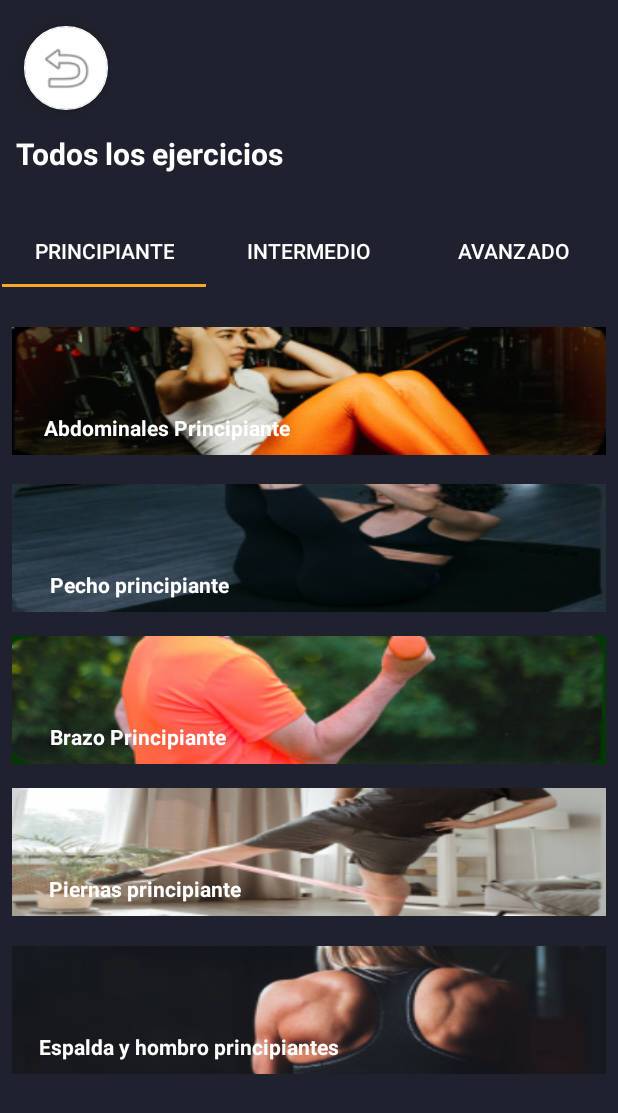
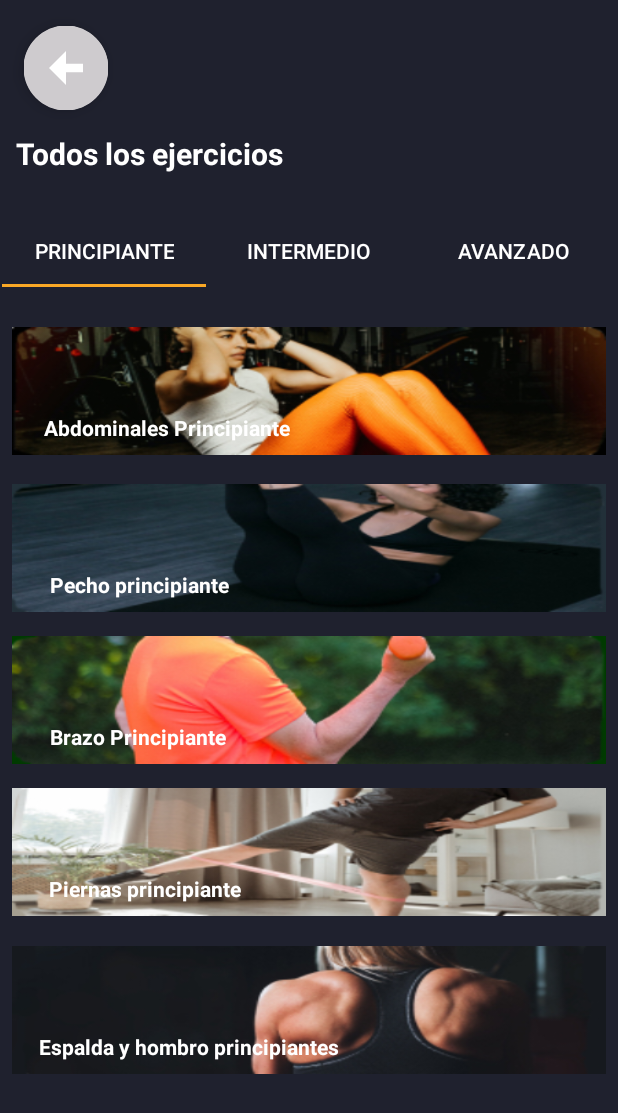
Before and after one commit to ZafkielEdt/ISPC-Mobile, an Android app: the ExerciseList screen opened directly, with no data from a screen before it, on a phone screen of 412 x 824 dp. Shown: the top 1113 px of the screen. Run offline under Robolectric (Android 15) with nearby library versions, the phone set to English and light mode, and no system bars.

Commit message:
Update: Change arrow icon

```diff
--- a/app/src/main/res/layout/activity_exercise_list.xml
+++ b/app/src/main/res/layout/activity_exercise_list.xml
@@ -13,7 +13,7 @@
         android:layout_height="wrap_content"
         android:clickable="true"
         android:contentDescription="@string/arrow_return_description"
-        android:src="@android:drawable/ic_menu_revert"
+        android:src="@drawable/baseline_arrow_circle_left_24"
         app:backgroundTint="#FFFFFF"
         app:layout_constraintBottom_toBottomOf="parent"
         app:layout_constraintEnd_toEndOf="parent"
@@ -21,7 +21,7 @@
         app:layout_constraintStart_toStartOf="parent"
         app:layout_constraintTop_toTopOf="parent"
         app:layout_constraintVertical_bias="0.023"
-        app:maxImageSize="40dp" />
+        app:maxImageSize="68dp" />
 
     <TextView
         android:id="@+id/title_activity_exercise"
```
